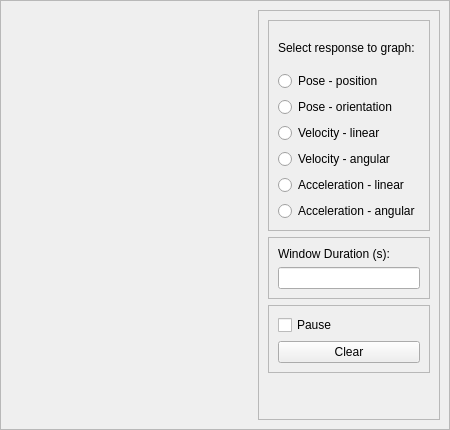
Qt form tauv_gui/rqt_response_vis/resource/plot.ui (Tartan-AUV/tauv-mono) before a commit.
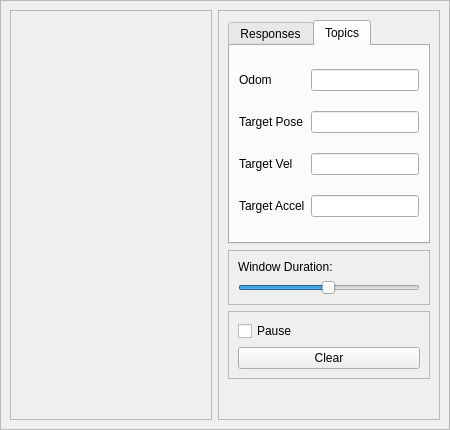
The same form after that commit. The open tabs and pages were chosen to show the change.

Commit message: response_vis beta

```diff
--- a/tauv_gui/rqt_response_vis/resource/plot.ui
+++ b/tauv_gui/rqt_response_vis/resource/plot.ui
@@ -20,7 +20,7 @@
    <bool>true</bool>
   </property>
   <property name="windowTitle">
-   <string>Plot</string>
+   <string>Response Visualizer</string>
   </property>
   <layout class="QVBoxLayout" name="verticalLayout">
    <property name="spacing">
@@ -48,13 +48,20 @@
      </property>
      <layout class="QHBoxLayout" name="horizontalLayout">
       <item>
-       <widget class="QWidget" name="plot_widget" native="true">
+       <widget class="QFrame" name="plot_frame">
         <property name="sizePolicy">
          <sizepolicy hsizetype="Expanding" vsizetype="Preferred">
           <horstretch>0</horstretch>
           <verstretch>0</verstretch>
          </sizepolicy>
         </property>
+        <property name="frameShape">
+         <enum>QFrame::StyledPanel</enum>
+        </property>
+        <property name="frameShadow">
+         <enum>QFrame::Raised</enum>
+        </property>
+        <layout class="QVBoxLayout" name="verticalLayout_7"/>
        </widget>
       </item>
       <item>
@@ -67,25 +74,41 @@
         </property>
         <layout class="QVBoxLayout" name="verticalLayout_2">
          <item>
-          <widget class="QFrame" name="frame_4">
-           <property name="frameShape">
-            <enum>QFrame::StyledPanel</enum>
+          <widget class="QTabWidget" name="tabWidget">
+           <property name="sizePolicy">
+            <sizepolicy hsizetype="Preferred" vsizetype="Expanding">
+             <horstretch>0</horstretch>
+             <verstretch>0</verstretch>
+            </sizepolicy>
            </property>
-           <property name="frameShadow">
-            <enum>QFrame::Raised</enum>
+           <property name="currentIndex">
+            <number>0</number>
            </property>
-           <layout class="QVBoxLayout" name="verticalLayout_3">
+           <widget class="QWidget" name="tab_responses">
+            <attribute name="title">
+             <string>Responses</string>
+            </attribute>
+            <layout class="QVBoxLayout" name="verticalLayout_6">
             <item>
              <widget class="QLabel" name="label">
               <property name="minimumSize">
                <size>
                 <width>0</width>
-                <height>35</height>
+                 <height>20</height>
+                </size>
+               </property>
+               <property name="maximumSize">
+                <size>
+                 <width>16777215</width>
+                 <height>20</height>
                </size>
               </property>
               <property name="text">
                <string>Select response to graph:</string>
               </property>
+               <property name="alignment">
+                <set>Qt::AlignLeading|Qt::AlignLeft|Qt::AlignTop</set>
+               </property>
              </widget>
             </item>
             <item>
@@ -96,12 +119,19 @@
              </widget>
             </item>
             <item>
-             <widget class="QRadioButton" name="resp_pose_ang">
+              <widget class="QRadioButton" name="resp_pos_ang">
               <property name="text">
                <string>Pose - orientation</string>
               </property>
              </widget>
             </item>
+             <item>
+              <widget class="QRadioButton" name="resp_vel_ang">
+               <property name="text">
+                <string>Velocity - angular</string>
+               </property>
+              </widget>
+             </item>
             <item>
              <widget class="QRadioButton" name="resp_vel_lin">
               <property name="text">
@@ -109,13 +139,6 @@
               </property>
              </widget>
             </item>
-            <item>
-             <widget class="QRadioButton" name="res_vel_ang">
-              <property name="text">
-               <string>Velocity - angular</string>
-              </property>
-             </widget>
-            </item>
             <item>
              <widget class="QRadioButton" name="resp_acc_lin">
               <property name="text">
@@ -132,6 +155,94 @@
             </item>
            </layout>
           </widget>
+           <widget class="QWidget" name="tab_topics">
+            <attribute name="title">
+             <string>Topics</string>
+            </attribute>
+            <layout class="QGridLayout" name="gridLayout">
+             <item row="0" column="0">
+              <widget class="QLabel" name="label_3">
+               <property name="text">
+                <string>Odom</string>
+               </property>
+              </widget>
+             </item>
+             <item row="0" column="1">
+              <widget class="QLineEdit" name="lineEdit">
+               <property name="enabled">
+                <bool>true</bool>
+               </property>
+               <property name="sizePolicy">
+                <sizepolicy hsizetype="Preferred" vsizetype="Fixed">
+                 <horstretch>0</horstretch>
+                 <verstretch>0</verstretch>
+                </sizepolicy>
+               </property>
+              </widget>
+             </item>
+             <item row="1" column="0">
+              <widget class="QLabel" name="label_4">
+               <property name="text">
+                <string>Target Pose</string>
+               </property>
+              </widget>
+             </item>
+             <item row="1" column="1">
+              <widget class="QLineEdit" name="lineEdit_2">
+               <property name="enabled">
+                <bool>true</bool>
+               </property>
+               <property name="sizePolicy">
+                <sizepolicy hsizetype="Preferred" vsizetype="Fixed">
+                 <horstretch>0</horstretch>
+                 <verstretch>0</verstretch>
+                </sizepolicy>
+               </property>
+              </widget>
+             </item>
+             <item row="2" column="0">
+              <widget class="QLabel" name="label_5">
+               <property name="text">
+                <string>Target Vel</string>
+               </property>
+              </widget>
+             </item>
+             <item row="2" column="1">
+              <widget class="QLineEdit" name="lineEdit_3">
+               <property name="enabled">
+                <bool>true</bool>
+               </property>
+               <property name="sizePolicy">
+                <sizepolicy hsizetype="Preferred" vsizetype="Fixed">
+                 <horstretch>0</horstretch>
+                 <verstretch>0</verstretch>
+                </sizepolicy>
+               </property>
+              </widget>
+             </item>
+             <item row="3" column="0">
+              <widget class="QLabel" name="label_6">
+               <property name="text">
+                <string>Target Accel</string>
+               </property>
+              </widget>
+             </item>
+             <item row="3" column="1">
+              <widget class="QLineEdit" name="lineEdit_4">
+               <property name="enabled">
+                <bool>true</bool>
+               </property>
+               <property name="sizePolicy">
+                <sizepolicy hsizetype="Preferred" vsizetype="Fixed">
+                 <horstretch>0</horstretch>
+                 <verstretch>0</verstretch>
+                </sizepolicy>
+               </property>
+              </widget>
+             </item>
+            </layout>
+           </widget>
+          </widget>
          </item>
          <item>
           <widget class="QFrame" name="frame_2">
@@ -145,29 +256,29 @@
             <item>
              <widget class="QLabel" name="label_2">
               <property name="text">
-               <string>Window Duration (s):</string>
+               <string>Window Duration:</string>
               </property>
              </widget>
             </item>
             <item>
-             <widget class="QLineEdit" name="text_duration">
+             <widget class="QSlider" name="slider_zoom_ms">
               <property name="sizePolicy">
-               <sizepolicy hsizetype="Minimum" vsizetype="Fixed">
+               <sizepolicy hsizetype="Preferred" vsizetype="Fixed">
                 <horstretch>0</horstretch>
                 <verstretch>0</verstretch>
                </sizepolicy>
               </property>
-              <property name="minimumSize">
-               <size>
-                <width>40</width>
-                <height>0</height>
-               </size>
+              <property name="minimum">
+               <number>100</number>
               </property>
-              <property name="baseSize">
-               <size>
-                <width>0</width>
-                <height>0</height>
-               </size>
+              <property name="maximum">
+               <number>10000</number>
+              </property>
+              <property name="sliderPosition">
+               <number>5000</number>
+              </property>
+              <property name="orientation">
+               <enum>Qt::Horizontal</enum>
               </property>
              </widget>
             </item>
```
Lines whose indentation alone changed are shown as unchanged. The commit also changes 12 other files.
